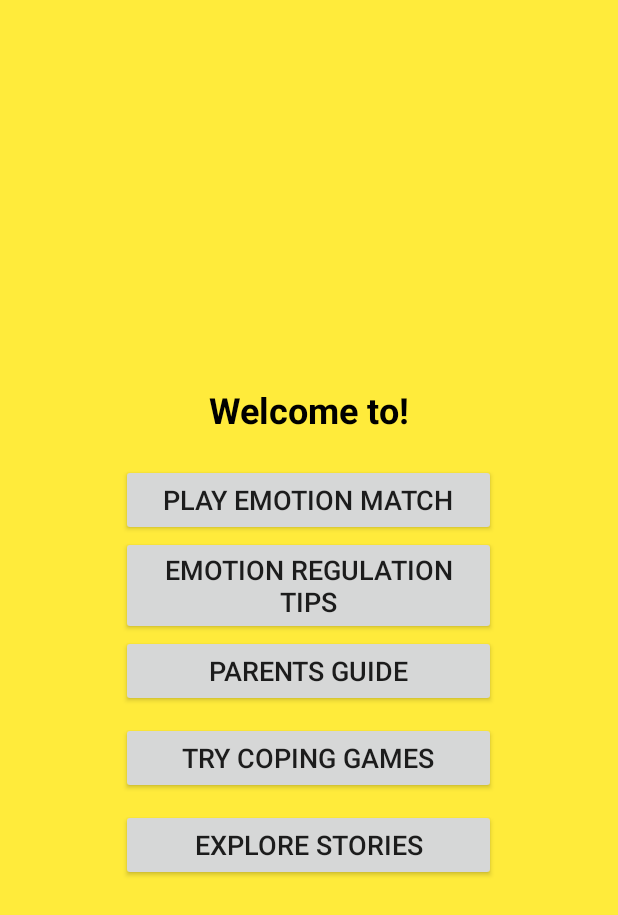
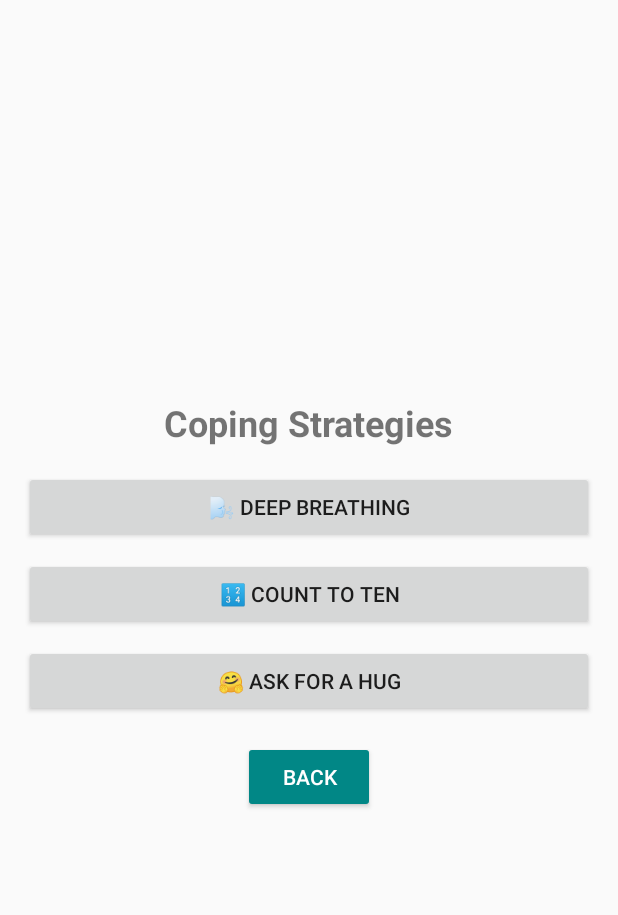
Before and after one commit to noeliarozado/FeelingsExplorer, an Android app built with Jetpack Compose: the screen it shows after launch (MainActivity before the commit, CopingStrategiesActivity after it), after a tap on "TRY COPING GAMES", on a phone screen of 412 x 824 dp. Shown: the top 915 px of the screen. Run offline under Robolectric (Android 15) with nearby library versions, the phone set to English and light mode, and no system bars.

Commit message:
Create Coping Strategies Activity

```diff
--- a/app/src/main/AndroidManifest.xml
+++ b/app/src/main/AndroidManifest.xml
@@ -12,6 +12,9 @@
         android:supportsRtl="true"
         android:theme="@style/Theme.AppCompat.Light.NoActionBar"
         tools:targetApi="31">
+        <activity
+            android:name=".CopingStrategiesActivity"
+            android:exported="false" />
         <activity
             android:name=".ParentsGuideActivity"
             android:exported="false" />
--- /dev/null
+++ b/app/src/main/java/com/example/feelingsexplorer/CopingStrategiesActivity.kt
@@ -0,0 +1,39 @@
+package com.example.feelingsexplorer
+
+import android.annotation.SuppressLint
+import android.os.Bundle
+import android.widget.Button
+import android.widget.Toast
+import androidx.activity.enableEdgeToEdge
+import androidx.appcompat.app.AppCompatActivity
+import androidx.core.view.ViewCompat
+import androidx.core.view.WindowInsetsCompat
+
+class CopingStrategiesActivity : AppCompatActivity() {
+    @SuppressLint("MissingInflatedId")
+    override fun onCreate(savedInstanceState: Bundle?) {
+        super.onCreate(savedInstanceState)
+        setContentView(R.layout.activity_coping_strategies)
+
+        val btnDeepBreathing = findViewById<Button>(R.id.btnDeepBreathing)
+        val btnCountToTen = findViewById<Button>(R.id.btnCountToTen)
+        val btnHug = findViewById<Button>(R.id.btnHug)
+
+        btnDeepBreathing.setOnClickListener {
+            Toast.makeText(this, "Breathe in... Breathe out... Relax! 😌", Toast.LENGTH_LONG).show()
+        }
+
+        btnCountToTen.setOnClickListener {
+            Toast.makeText(this, "Take a deep breath and count to ten! 🧘", Toast.LENGTH_LONG).show()
+        }
+
+        btnHug.setOnClickListener {
+            Toast.makeText(this, "A hug makes everything better! 🤗", Toast.LENGTH_LONG).show()
+        }
+
+        val btnBack = findViewById<Button>(R.id.btnBack)
+        btnBack.setOnClickListener {
+            finish()
+        }
+    }
+}
--- a/app/src/main/java/com/example/feelingsexplorer/MainActivity.kt
+++ b/app/src/main/java/com/example/feelingsexplorer/MainActivity.kt
@@ -34,7 +34,8 @@ class MainActivity : AppCompatActivity() {
         }
 
         btnCopingGames.setOnClickListener {
-            // TODO: Open Coping Strategies Activity
+            val intent = Intent(this, CopingStrategiesActivity::class.java)
+            startActivity(intent)
         }
 
         btnStoryMode.setOnClickListener {
--- /dev/null
+++ b/app/src/main/res/layout/activity_coping_strategies.xml
@@ -0,0 +1,49 @@
+<?xml version="1.0" encoding="utf-8"?>
+
+<LinearLayout xmlns:android="http://schemas.android.com/apk/res/android"
+    android:layout_width="match_parent"
+    android:layout_height="match_parent"
+    android:gravity="center"
+    android:orientation="vertical"
+    android:padding="16dp">
+
+    <TextView
+        android:layout_width="wrap_content"
+        android:layout_height="wrap_content"
+        android:layout_marginBottom="16dp"
+        android:text="Coping Strategies"
+        android:textSize="24sp"
+        android:textStyle="bold" />
+
+    <Button
+        android:id="@+id/btnDeepBreathing"
+        android:layout_width="match_parent"
+        android:layout_height="wrap_content"
+        android:text="🌬️ Deep Breathing" />
+
+    <Button
+        android:id="@+id/btnCountToTen"
+        android:layout_width="match_parent"
+        android:layout_height="wrap_content"
+        android:layout_marginTop="10dp"
+        android:text="🔢 Count to Ten" />
+
+    <Button
+        android:id="@+id/btnHug"
+        android:layout_width="match_parent"
+        android:layout_height="wrap_content"
+        android:layout_marginTop="10dp"
+        android:text="🤗 Ask for a Hug" />
+
+    <Button
+        android:id="@+id/btnBack"
+        android:layout_width="wrap_content"
+        android:layout_height="wrap_content"
+        android:layout_alignParentStart="true"
+        android:layout_alignParentTop="true"
+        android:layout_margin="16dp"
+        android:backgroundTint="@color/teal_700"
+        android:text="Back"
+        android:textColor="@android:color/white" />
+
+</LinearLayout>
```
